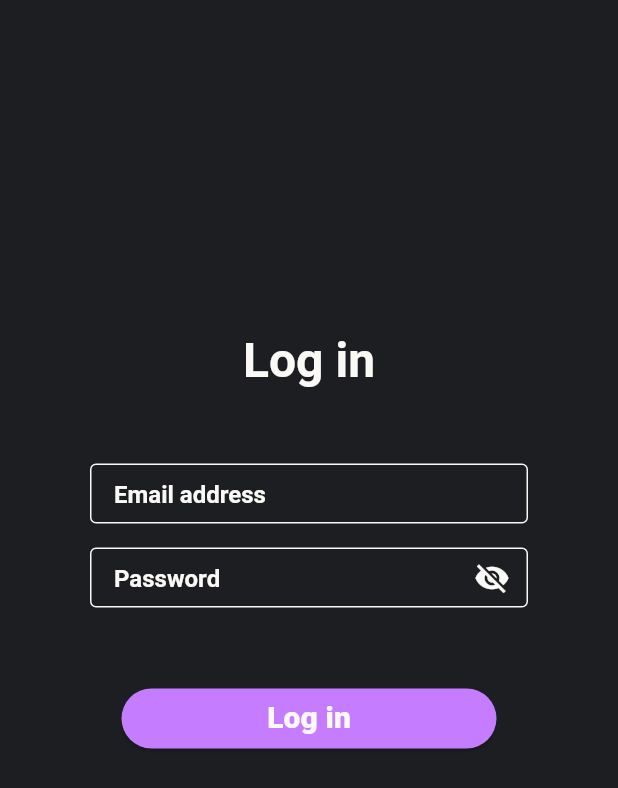
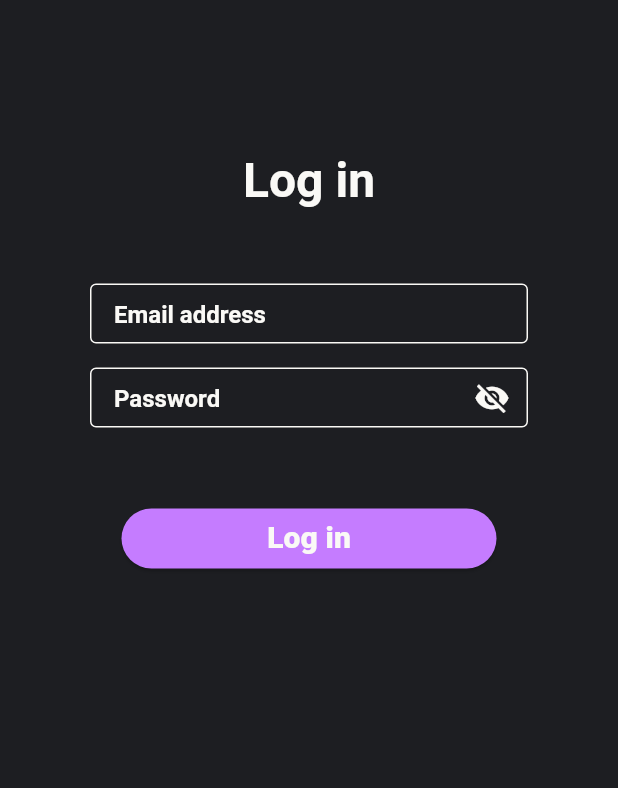
Before and after one commit to LucasvanSteveninck/iconica.feb24_pro_visitor, a Flutter app: the screen it shows after launch, on a phone screen of 412 x 824 dp. Shown: the top 788 px of the screen. Run offline on Flutter 3.47's test engine with Material 3 defaults, Android fonts, the phone set to English and light mode, and no system bars; our stand-ins replace cloud_firestore, firebase_auth, firebase_core, google_fonts, qr_flutter; accounts and stored records are empty; Roboto replaces fonts that are missing (Avenir).

Commit message:
fix login

```diff
--- a/feb24_pro_visitor/lib/src/ui/login/login_screen.dart
+++ b/feb24_pro_visitor/lib/src/ui/login/login_screen.dart
@@ -33,7 +33,7 @@ class _LoginScreenState extends State<LoginScreen> {
     return Scaffold(
       backgroundColor: Theme.of(context).colorScheme.background,
       body: Padding(
-        padding: const EdgeInsets.only(top: 220.0, left: 60.0, right: 60.0, bottom: 60.0),
+        padding: const EdgeInsets.only(top: 100.0, left: 60.0, right: 60.0, bottom: 60.0),
         child: Column(
           mainAxisAlignment: MainAxisAlignment.start,
           children: <Widget>[
```
